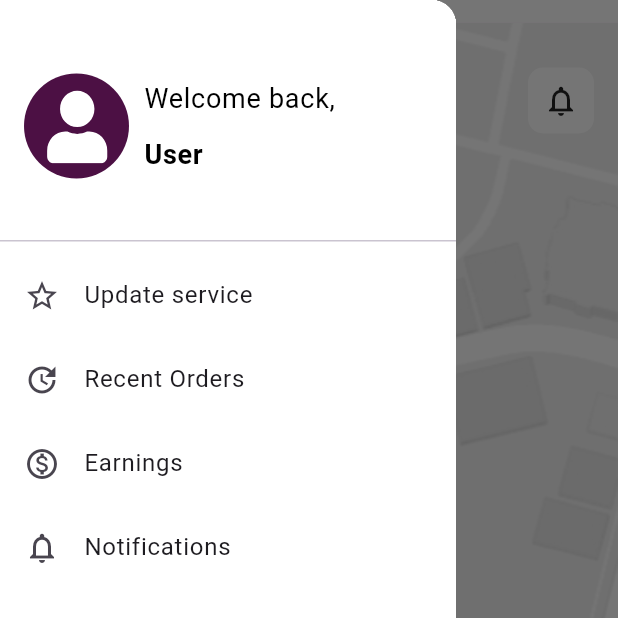
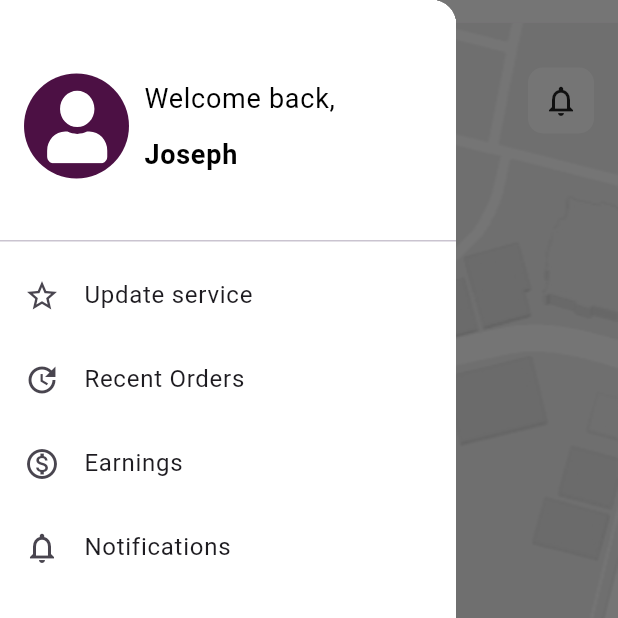
Before and after one commit to Paralexapp/paralex-mobile, a Flutter app: the DeliveryInfo2 screen opened by its route, with the side drawer open, on a phone screen of 412 x 824 dp, the top half of it. Run offline on Flutter 3.47's test engine with Material 3 defaults, Android fonts, the phone set to English and light mode, and no system bars; our stand-ins replace audioplayers, dio, dotted_border, email_validator, fl_chart, flutter_holo_date_picker and 12 more; missing offline and left inert: ffmpeg_kit_flutter, flutter_sound; project files that could hold a hidden picture were left out.

```diff
--- a/paralex/lib/main.dart
+++ b/paralex/lib/main.dart
@@ -68,7 +68,7 @@ Future<void> main() async {
   Get.put(UserChoiceController());
 
   runApp(GetMaterialApp(
-    initialRoute: Nav.splash,
+    initialRoute: Nav.deliveryInfo1,
     getPages: [
       GetPage(name: Nav.splash, page: () => const SplashScreen()),
       GetPage(name: Nav.welcomeShow, page: () => const WelcomeSliders()),
--- a/paralex/lib/service_provider/view/drawer.dart
+++ b/paralex/lib/service_provider/view/drawer.dart
@@ -3,13 +3,15 @@ import 'package:flutter_svg/svg.dart';
 import 'package:get/get.dart';
 import '../../reusables/paints.dart';
 import '../../routes/navs.dart';
+import 'package:paralex/service_provider/controllers/signup_controller.dart';
 import '../controllers/user_choice_controller.dart';
 
 class MyDrawer extends StatelessWidget {
-  const MyDrawer({super.key});
+  const MyDrawer({Key? key}) : super(key: key);
 
   @override
   Widget build(BuildContext context) {
+    // Fetch the UserChoiceController
     final userChoiceController = Get.find<UserChoiceController>();
 
     return Drawer(
@@ -24,7 +26,7 @@ class MyDrawer extends StatelessWidget {
             child: Row(
               children: [
                 GestureDetector(
-                  onTap: () {
+                  onTap: (){
                     Get.toNamed(Nav.profile);
                   },
                   child: Container(
@@ -33,8 +35,7 @@ class MyDrawer extends StatelessWidget {
                     padding: const EdgeInsets.all(10),
                     decoration: BoxDecoration(
                         borderRadius: BorderRadius.circular(50),
-                      color: PaintColors.paralexpurple,
-                    ),
+                        color: PaintColors.paralexpurple),
                     child: SvgPicture.asset(
                       "assets/images/blue_blank_human_image.svg",
                       colorFilter:
@@ -46,29 +47,23 @@ class MyDrawer extends StatelessWidget {
                 Column(
                   mainAxisAlignment: MainAxisAlignment.center,
                   crossAxisAlignment: CrossAxisAlignment.start,
-                  children: [
-                    const Text(
+                  children: const [
+                    Text(
                       "Welcome back,",
                       style: TextStyle(
                         color: Colors.black,
                         fontSize: 18,
                       ),
                     ),
-                    const SizedBox(height: 10),
-                    Obx(() {
-                      final firstName = userChoiceController.firstName.value;
-                      final lastName = userChoiceController.lastName.value;
-                      return Text(
-                        firstName.isEmpty && lastName.isEmpty
-                            ? "User" // Fallback text
-                            : "$firstName $lastName",
-                        style: const TextStyle(
+                    SizedBox(height: 10),
+                    Text(
+                      "Joseph",
+                      style: TextStyle(
                         color: Colors.black,
                         fontSize: 18,
                         fontWeight: FontWeight.bold,
                       ),
-                      );
-                    }),
+                    ),
                   ],
                 ),
               ],
```
Also changed, not shown: paralex/lib/paralegal/lawyer_dashboard.dart (+5 -48 lines), paralex/lib/screens/users/auth_process/login.dart (+5 -21 lines), paralex/lib/service_provider/controllers/user_choice_controller.dart (+46 -0 lines), paralex/pubspec.lock. Lines whose indentation alone changed are shown as unchanged.
